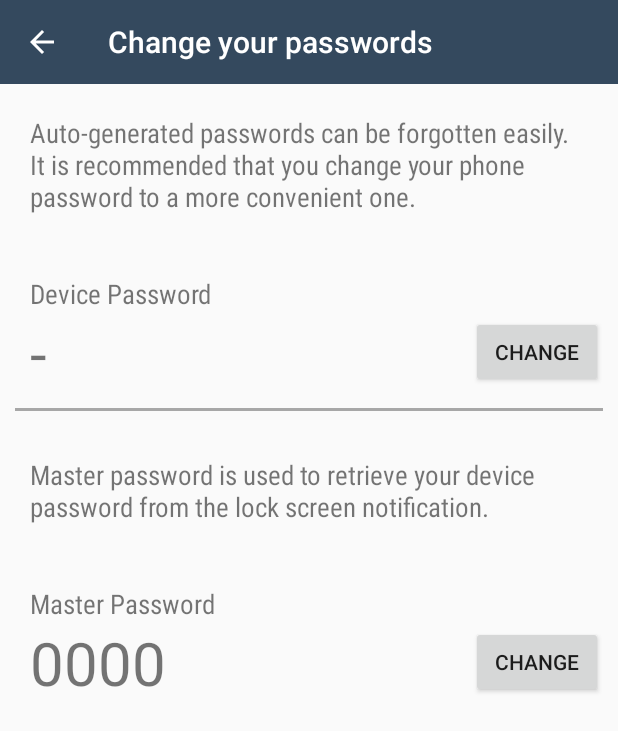
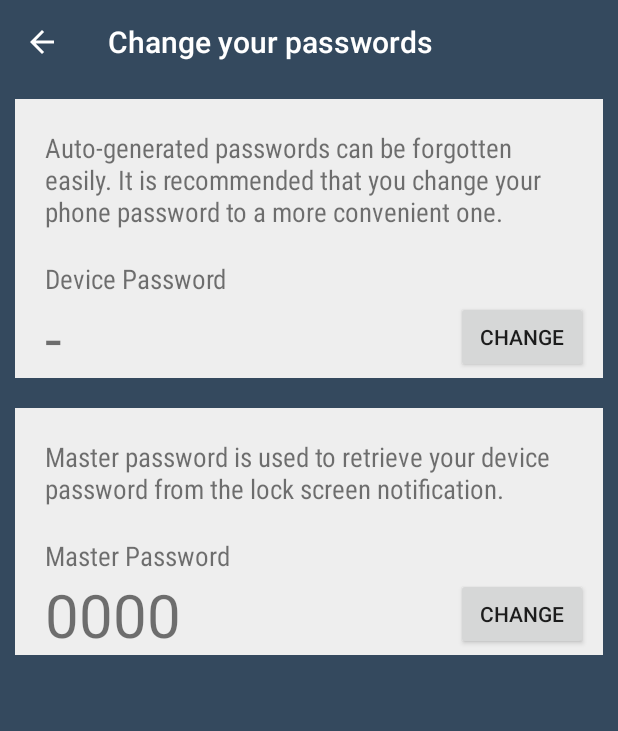
Before and after one commit to badarsh2/Genie, an Android app: the PasswordChangeActivity screen opened directly, with no data from a screen before it, on a phone screen of 412 x 824 dp. Shown: the top 731 px of the screen. Run offline under Robolectric (Android 15) with nearby library versions, the phone set to English and light mode, and no system bars.

Commit message:
Commit names dont matter

```diff
--- a/app/src/main/java/com/example/adarsh/lockscreen/Activities/LockScreenActivity.java
+++ b/app/src/main/java/com/example/adarsh/lockscreen/Activities/LockScreenActivity.java
@@ -11,6 +11,7 @@ import android.content.Intent;
 import android.content.SharedPreferences;
 import android.content.pm.PackageManager;
 import android.graphics.Color;
+import android.graphics.PorterDuff;
 import android.net.Uri;
 import android.os.Bundle;
 import android.support.v4.app.ActivityCompat;
@@ -90,6 +91,7 @@ public class LockScreenActivity extends ActionBarActivity {
 
         sharedPreferences = getSharedPreferences("MASTERDATA", Context.MODE_PRIVATE);
         masterpass = (TextView) findViewById(R.id.massterpass);
+        masterpass.getBackground().setColorFilter(Color.parseColor("#EEEEEE"), PorterDuff.Mode.SRC_IN);
         findViewById(R.id.enterpwdpage).setOnClickListener(new View.OnClickListener() {
             @Override
             public void onClick(View view) {
--- a/app/src/main/res/layout/activity_password_change.xml
+++ b/app/src/main/res/layout/activity_password_change.xml
@@ -2,7 +2,8 @@
     xmlns:tools="http://schemas.android.com/tools" android:layout_width="match_parent"
     android:layout_height="match_parent"
     android:orientation="vertical"
-    tools:context=".Activities.PasswordChangeActivity">
+    tools:context=".Activities.PasswordChangeActivity"
+    android:background="@color/colorPrimary">
 
     <android.support.v7.widget.Toolbar
         xmlns:local="http://schemas.android.com/apk/res-auto"
@@ -23,6 +24,12 @@
             android:layout_width="match_parent"
             android:layout_height="wrap_content"
             android:orientation="vertical">
+            <LinearLayout
+                android:layout_width="match_parent"
+                android:layout_height="wrap_content"
+                android:orientation="vertical"
+                android:background="#EEEEEE"
+                android:layout_margin="10dp">
             <TextView
                 android:layout_width="match_parent"
                 android:layout_height="wrap_content"
@@ -38,14 +45,10 @@
                 android:layout_width="match_parent"
                 android:layout_height="wrap_content"
                 android:layout_marginLeft="20dp"
-                android:layout_marginTop="20dp"
                 android:text="Device Password"
                 android:fontFamily="sans-serif-condensed"
                 android:textSize="18sp"
-                android:id="@+id/textView2"
-                android:layout_alignParentTop="true"
-                android:layout_alignParentLeft="true"
-                android:layout_alignParentStart="true" />
+                android:id="@+id/textView2"/>
             <LinearLayout
                 android:layout_width="match_parent"
                 android:layout_height="wrap_content"
@@ -71,12 +74,14 @@
                     android:gravity="center"
                     android:layout_marginRight="10dp"/>
             </LinearLayout>
+            </LinearLayout>
 
-            <ImageView
-                android:layout_width="match_parent"
-                android:layout_height="2dp"
-                android:background="#55000000"
-                android:layout_margin="10dp"/>
+        <LinearLayout
+            android:layout_width="match_parent"
+            android:layout_height="wrap_content"
+            android:orientation="vertical"
+            android:background="#EEEEEE"
+            android:layout_margin="10dp">
             <TextView
                 android:layout_width="match_parent"
                 android:layout_height="wrap_content"
@@ -93,14 +98,10 @@
                 android:layout_width="match_parent"
                 android:layout_height="wrap_content"
                 android:layout_marginLeft="20dp"
-                android:layout_marginTop="20dp"
                 android:text="Master Password"
                 android:fontFamily="sans-serif-condensed"
                 android:textSize="18sp"
-                android:id="@+id/textView3"
-                android:layout_alignParentTop="true"
-                android:layout_alignParentLeft="true"
-                android:layout_alignParentStart="true" />
+                android:id="@+id/textView3" />
             <LinearLayout
                 android:layout_width="match_parent"
                 android:layout_height="wrap_content"
@@ -128,6 +129,7 @@
             </LinearLayout>
 
         </LinearLayout>
+        </LinearLayout>
 
     </RelativeLayout>
 </LinearLayout>
--- a/app/src/main/res/values/colors.xml
+++ b/app/src/main/res/values/colors.xml
@@ -2,5 +2,5 @@
 <resources>
     <color name="colorPrimary">#34495e</color>
     <color name="colorPrimaryDark">#2c3e50</color>
-    <color name="colorAccent">#2980b9</color>
+    <color name="colorAccent">#34495e</color>
 </resources>
```
Also changed, not shown: app/src/main/java/com/example/adarsh/lockscreen/Activities/PasswordChangeActivity.java (+11 -0 lines), app/src/main/res/layout/activity_lock_screen.xml (+9 -11 lines).
